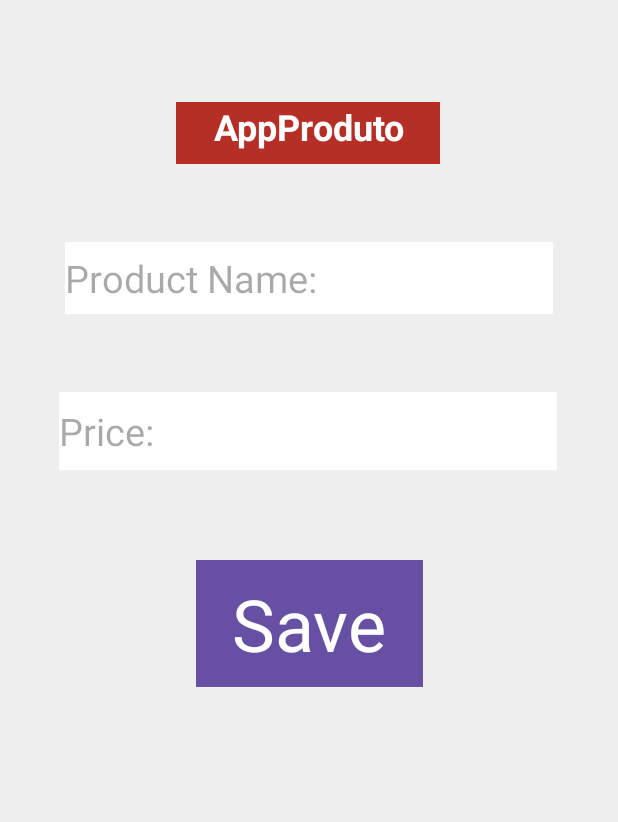
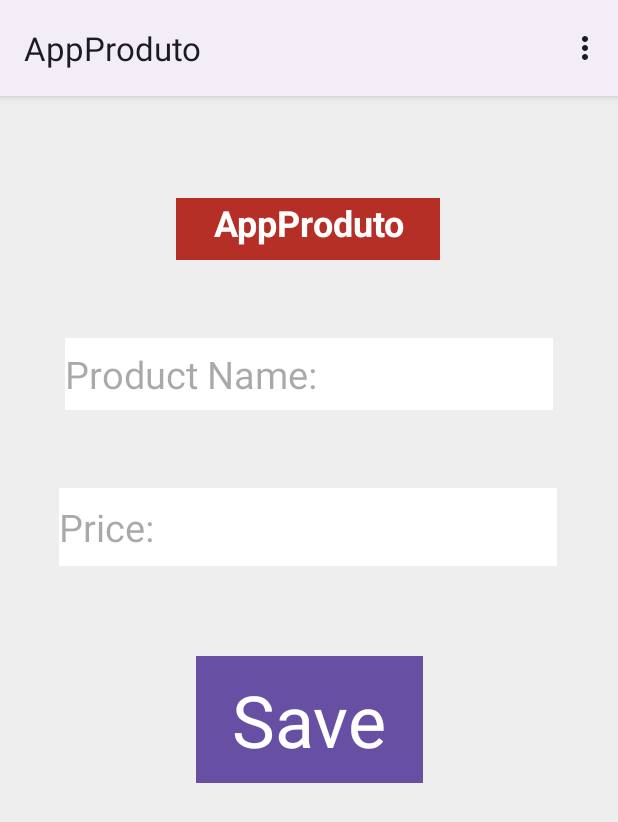
Before and after one commit to adaltofadergs/2023_2_UC_Usabilidade_Web_Mobile_Jogos, an Android app: the screen it shows after launch (MainActivity), after a tap on "Adicionar", on a phone screen of 412 x 824 dp. Shown: the top 822 px of the screen. Run offline under Robolectric (Android 15) with nearby library versions, the phone set to English and light mode, and no system bars.

Commit message:
Construção de Menus e utilização de Intents

```diff
--- a/AppProduto/app/src/main/AndroidManifest.xml
+++ b/AppProduto/app/src/main/AndroidManifest.xml
@@ -1,6 +1,9 @@
 <?xml version="1.0" encoding="utf-8"?>
 <manifest xmlns:android="http://schemas.android.com/apk/res/android"
     xmlns:tools="http://schemas.android.com/tools">
+
+    <uses-permission-sdk-23 android:name="android.permission.INTERNET" />
+    <uses-permission-sdk-23 android:name="android.permission.CALL_PHONE" />
 
     <application
         android:allowBackup="true"
@@ -24,7 +27,7 @@
         </activity>
         <activity
             android:name=".MainActivity"
-            android:exported="true">
+            android:exported="false">
 
         </activity>
     </application>
--- a/AppProduto/app/src/main/java/br/pro/adalto/appproduto/ProdutosActivity.java
+++ b/AppProduto/app/src/main/java/br/pro/adalto/appproduto/ProdutosActivity.java
@@ -1,11 +1,14 @@
 package br.pro.adalto.appproduto;
 
+import androidx.annotation.NonNull;
 import androidx.appcompat.app.AlertDialog;
 import androidx.appcompat.app.AppCompatActivity;
 
 import android.content.DialogInterface;
 import android.content.Intent;
 import android.os.Bundle;
+import android.view.Menu;
+import android.view.MenuItem;
 import android.view.View;
 import android.widget.AdapterView;
 import android.widget.ArrayAdapter;
@@ -59,6 +62,24 @@ public class ProdutosActivity extends AppCompatActivity {
             }
         });
     }
+
+
+    @Override
+    public boolean onCreateOptionsMenu(Menu menu) {
+        menu.add("Sobre");
+        return super.onCreateOptionsMenu(menu);
+    }
+    @Override
+    public boolean onOptionsItemSelected(@NonNull MenuItem item) {
+        if( item.toString().equals("Sobre")){
+            AlertDialog.Builder alerta = new AlertDialog.Builder(this);
+            alerta.setMessage("App desenvolvido por Adalto Selau Sparremberger");
+            alerta.setPositiveButton("OK", null);
+            alerta.show();
+        }
+        return super.onOptionsItemSelected(item);
+    }
+
     private void excluir(int posicao){
         Produto prod = (Produto) lvProdutos.getItemAtPosition( posicao );
         AlertDialog.Builder alerta = new AlertDialog.Builder(this);
--- /dev/null
+++ b/AppProduto/app/src/main/res/menu/meu_menu.xml
@@ -0,0 +1,25 @@
+<?xml version="1.0" encoding="utf-8"?>
+<menu xmlns:android="http://schemas.android.com/apk/res/android">
+
+    <item
+        android:id="@+id/itemMenuLimpar"
+        android:title="Limpar"
+        android:icon="@android:drawable/ic_menu_close_clear_cancel"/>
+
+    <item
+        android:id="@+id/itemMenuSite"
+        android:title="Abrir Site"
+        android:icon="@android:drawable/ic_menu_info_details"/>
+
+    <item
+        android:id="@+id/itemMenuLigar"
+        android:title="Ligar"
+        android:icon="@android:drawable/ic_menu_call"/>
+
+    <item
+        android:id="@+id/itemMenuTelefone"
+        android:title="Abrir telefone"
+        android:icon="@android:drawable/ic_menu_agenda"/>
+
+
+</menu>
--- a/AppProduto/app/src/main/res/values/themes.xml
+++ b/AppProduto/app/src/main/res/values/themes.xml
@@ -1,6 +1,12 @@
 <resources xmlns:tools="http://schemas.android.com/tools">
     <!-- Base application theme. -->
-    <style name="Base.Theme.AppProduto" parent="Theme.Material3.DayNight.NoActionBar">
+<!--    <style name="Base.Theme.AppProduto" parent="Theme.Material3.DayNight.NoActionBar">-->
+<!--        &lt;!&ndash; Customize your light theme here. &ndash;&gt;-->
+<!--        &lt;!&ndash; <item name="colorPrimary">@color/my_light_primary</item> &ndash;&gt;-->
+<!--    </style>-->
+
+
+    <style name="Base.Theme.AppProduto" parent="Theme.Material3.DayNight">
         <!-- Customize your light theme here. -->
         <!-- <item name="colorPrimary">@color/my_light_primary</item> -->
     </style>
```
Also changed, not shown: AppProduto/app/src/main/java/br/pro/adalto/appproduto/MainActivity.java (+70 -7 lines), AppProduto/app/src/main/java/br/pro/adalto/appproduto/dao/ProdutoDAO.java (+9 -2 lines), 1 other file.
